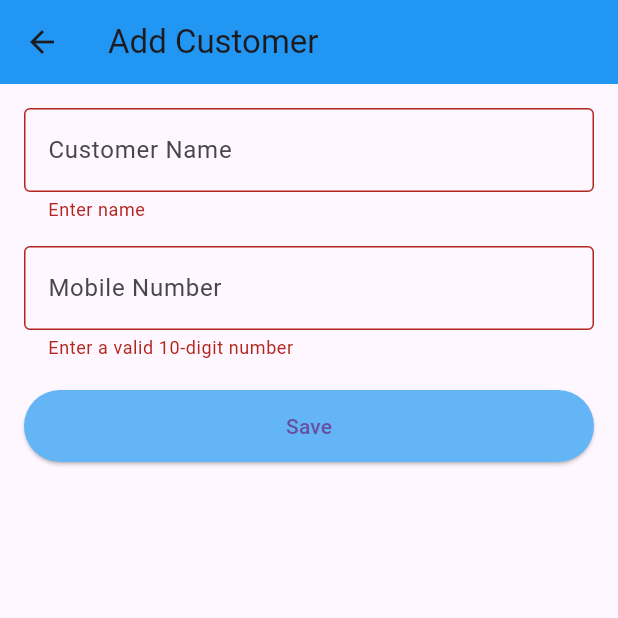
After one commit to amitkanjariya/cash-in-out, a Flutter app: the AddCustomerPage screen opened directly, after a tap on "Save", on a phone screen of 412 x 824 dp, the top half of it. The commit adds this screen. Run offline on Flutter 3.47's test engine with Material 3 defaults, Android fonts, the phone set to English and light mode, and no system bars; our stand-ins replace image_picker, shared_preferences; accounts and stored records are empty.

Commit message:
Add AddCustomerPage and transaction handling for YouGavePage and YouGotPage

```diff
--- /dev/null
+++ b/lib/screens/addcustomer_page.dart
@@ -0,0 +1,95 @@
+import 'package:cashinout/screens/addcustomerpage.dart';
+import 'package:flutter/material.dart';
+
+class AddCustomerPage extends StatefulWidget {
+  const AddCustomerPage({Key? key}) : super(key: key);
+
+  @override
+  State<AddCustomerPage> createState() => _AddCustomerPageState();
+}
+
+class _AddCustomerPageState extends State<AddCustomerPage> {
+  final _formKey = GlobalKey<FormState>();
+  final TextEditingController _nameController = TextEditingController();
+  final TextEditingController _mobileController = TextEditingController();
+
+  @override
+  Widget build(BuildContext context) {
+    return Scaffold(
+      appBar: AppBar(
+        title: const Text('Add Customer'),
+        backgroundColor: Colors.blue,
+        leading: IconButton(
+          icon: const Icon(Icons.arrow_back),
+          onPressed: () => Navigator.pop(context),
+        ),
+      ),
+      body: Padding(
+        padding: const EdgeInsets.all(16.0),
+        child: Form(
+          key: _formKey,
+          child: Column(
+            children: [
+              TextFormField(
+                controller: _nameController,
+                decoration: const InputDecoration(
+                  hintText: 'Customer Name',
+                  border: OutlineInputBorder(),
+                ),
+                validator: (value) {
+                  if (value == null || value.isEmpty) {
+                    return 'Enter name';
+                  }
+                  return null;
+                },
+              ),
+              const SizedBox(height: 16),
+              TextFormField(
+                controller: _mobileController,
+                keyboardType: TextInputType.number,
+                maxLength: 10,
+                decoration: const InputDecoration(
+                  hintText: 'Mobile Number',
+                  counterText: '',
+                  border: OutlineInputBorder(),
+                ),
+                validator: (value) {
+                  if (value == null || value.length != 10) {
+                    return 'Enter a valid 10-digit number';
+                  }
+                  return null;
+                },
+              ),
+              const SizedBox(height: 20),
+              SizedBox(
+                width: double.infinity,
+                height: 48,
+                child: ElevatedButton(
+                  onPressed: () {
+                    if (_formKey.currentState!.validate()) {
+                      final name = _nameController.text.trim();
+                      final phone = _mobileController.text.trim();
+
+                      Navigator.push(
+                        context,
+                        MaterialPageRoute(
+                          builder:
+                              (context) =>
+                                  Addcustomerpage(name: name, phone: phone),
+                        ),
+                      );
+                    }
+                  },
+                  style: ElevatedButton.styleFrom(
+                    backgroundColor: Colors.blue[300],
+                  ),
+                  child: const Text('Save'),
+                ),
+              ),
+            ],
+          ),
+        ),
+      ),
+    );
+  }
+}
```
Also changed, not shown: lib/screens/addcustomerpage.dart (added, +132 -0 lines), lib/screens/customerdetailpage.dart (+14 -2 lines), lib/screens/you_gave_page.dart (added, +184 -0 lines), lib/screens/you_got_page.dart (added, +184 -0 lines).
